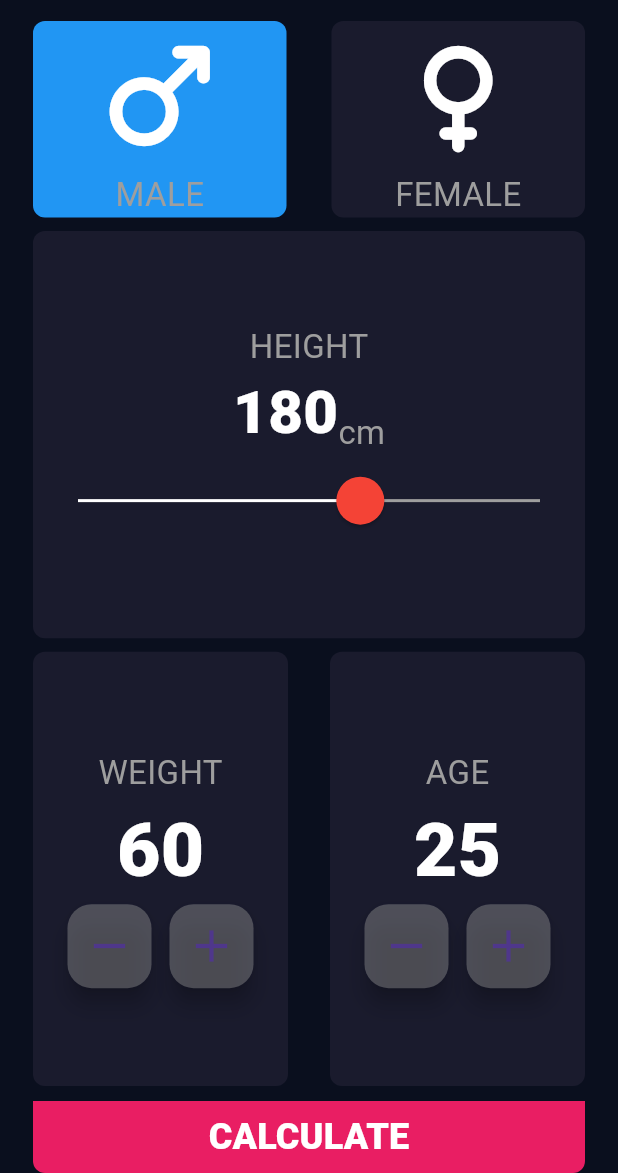
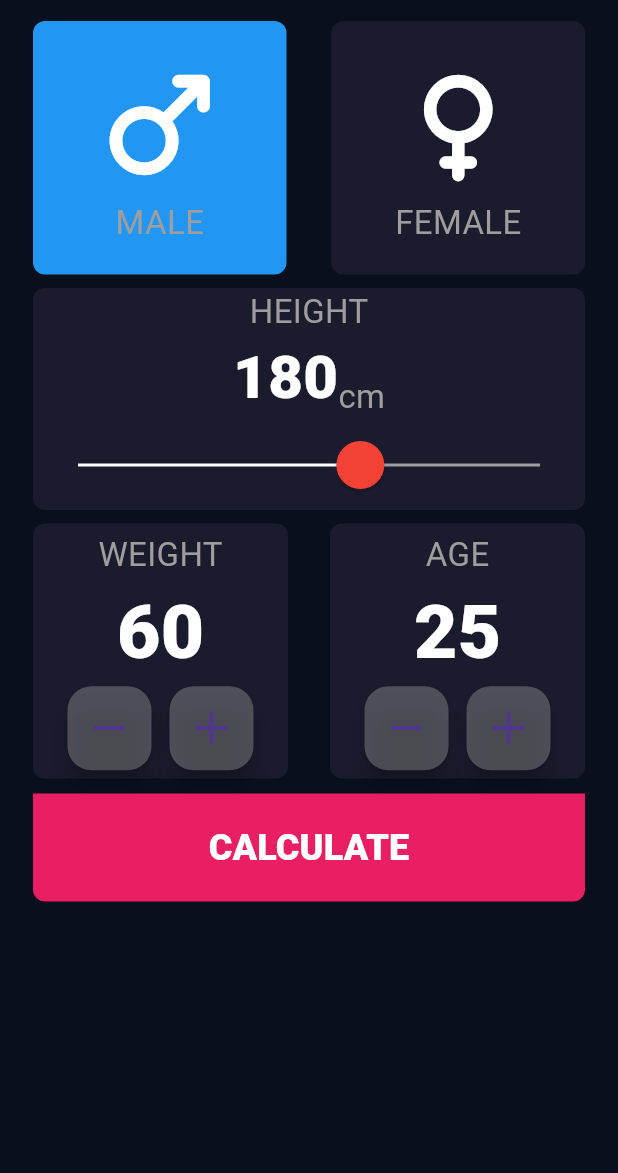
Before and after one commit to MuhammadDev01/BMI_calculator_app, a Flutter app: the screen it shows after launch, on a phone screen of 412 x 824 dp, the part 63-1236 px from its top. Run offline on Flutter 3.47's test engine with Material 3 defaults, Android fonts, the phone set to English and light mode, and no system bars.

Commit message:
make ui responsive

```diff
--- a/lib/pages/bmi_page.dart
+++ b/lib/pages/bmi_page.dart
@@ -34,7 +34,7 @@ class _BmiPageState extends State<BmiPage> {
       ),
       body: Padding(
         padding: const EdgeInsets.symmetric(horizontal: 22),
-        child: Column(
+        child: ListView(
           children: [
             GenderRow(
               isMale: isMale,
@@ -52,7 +52,7 @@ class _BmiPageState extends State<BmiPage> {
               },
             ),
             Expanded(
-              child: HeightCalc(
+              child: HeightSlider(
                 currentHeight: currentHeight,
                 onChanged: (value) {
                   setState(
@@ -63,8 +63,7 @@ class _BmiPageState extends State<BmiPage> {
                 },
               ),
             ),
-            Expanded(
-              child: WeightAgeCalc(
+            WeightAgeCalc(
               age: age,
               weight: weight,
               onPlusAge: () {
@@ -84,7 +83,6 @@ class _BmiPageState extends State<BmiPage> {
                 weight++;
               }),
             ),
-            ),
             const SizedBox(
               height: 10,
             ),
--- a/lib/widgets/calc_button.dart
+++ b/lib/widgets/calc_button.dart
@@ -14,6 +14,7 @@ class CalcButton extends StatelessWidget {
   Widget build(BuildContext context) {
     return Container(
       width: double.infinity,
+      padding: const EdgeInsets.all(12),
       decoration: const BoxDecoration(
           color: Colors.pink,
           borderRadius: BorderRadius.only(
--- a/lib/widgets/calc_item.dart
+++ b/lib/widgets/calc_item.dart
@@ -14,7 +14,8 @@ class CalcItem extends StatelessWidget {
   final void Function() onMinusPressed;
   @override
   Widget build(BuildContext context) {
-    return Expanded(
+    return AspectRatio(
+      aspectRatio: 1,
       child: Container(
         decoration: BoxDecoration(
           color: kColorItem,
--- a/lib/widgets/gender_item.dart
+++ b/lib/widgets/gender_item.dart
@@ -15,9 +15,10 @@ class GenderItem extends StatelessWidget {
   final BuildContext context;
   @override
   Widget build(BuildContext context) {
-    return Expanded(
-      child: GestureDetector(
-        onTap: onTap,
+    return GestureDetector(
+      onTap: onTap,
+      child: AspectRatio(
+        aspectRatio: 1,
         child: Container(
           decoration: BoxDecoration(
             color: color,
--- a/lib/widgets/height_calc.dart
+++ b/lib/widgets/height_calc.dart
@@ -1,8 +1,8 @@
 import 'package:bmi_app/components/constants.dart';
 import 'package:flutter/material.dart';
 
-class HeightCalc extends StatelessWidget {
-  const HeightCalc({
+class HeightSlider extends StatelessWidget {
+  const HeightSlider({
     super.key,
     required this.onChanged,
     required this.currentHeight,
```
Lines whose indentation alone changed are shown as unchanged.
